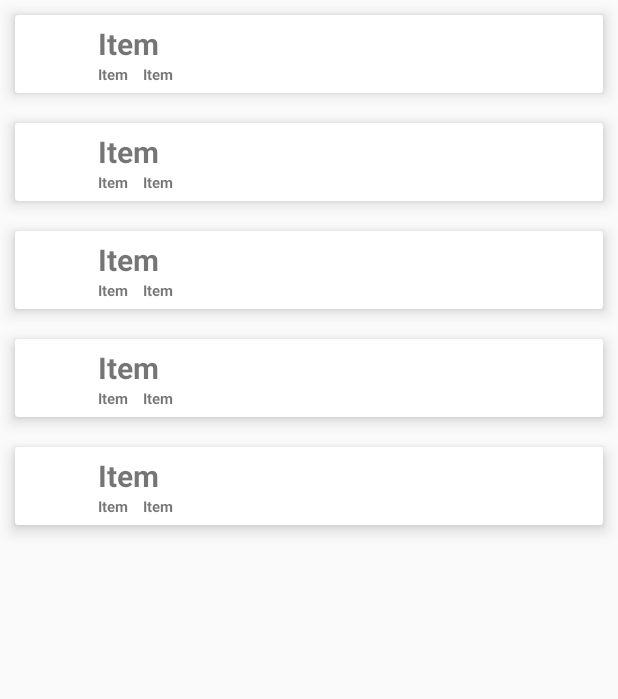
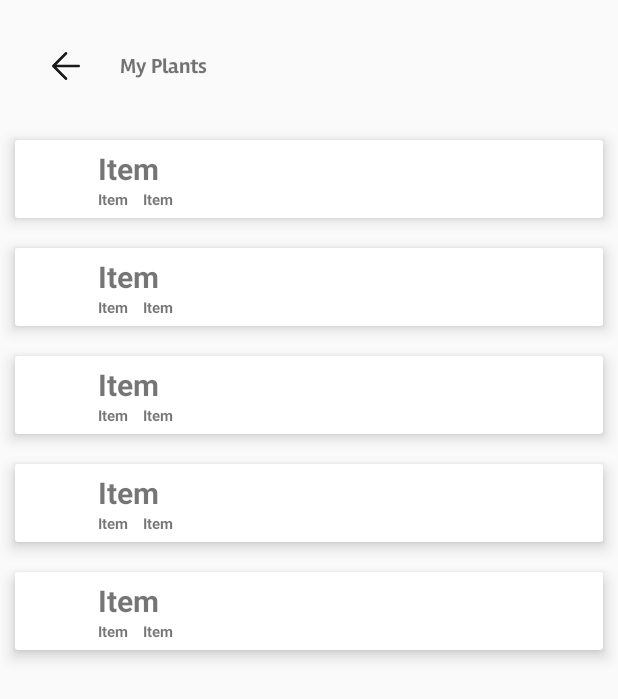
Before and after one commit to TerribleSpeller/Moodbloom, an Android app built with Jetpack Compose: the layout pagethree.xml on its own in the app's theme, with its tools: preview values and no code run, on a phone screen of 412 x 824 dp. Shown: the top 699 px of the screen. Run offline under Robolectric (Android 15) with nearby library versions, the phone set to English and light mode, and no system bars.

Commit message:
XML push

```diff
--- a/app/src/main/res/layout/activity_sign_in.xml
+++ b/app/src/main/res/layout/activity_sign_in.xml
@@ -65,9 +65,9 @@
         android:layout_marginHorizontal="16dp"
         android:layout_marginTop="32dp"
         android:layout_marginBottom="16dp"
-        android:background="@color/mint_green"
+        android:background="@color/bottom_nav"
         android:text="Sign In"
-        android:textColor="@color/black"
+        android:textColor="@color/heading"
         android:textStyle="bold"
         android:textSize="18sp"
         android:gravity="center"
@@ -81,7 +81,7 @@
         android:layout_width="wrap_content"
         android:layout_height="wrap_content"
         android:layout_marginBottom="32dp"
-        android:textColor="@color/black"
+        android:textColor="@color/subheading"
         android:text="Not Registered Yet, Sign Up!"
         android:textSize="16sp"
         android:textStyle="bold"
--- a/app/src/main/res/layout/listitem.xml
+++ b/app/src/main/res/layout/listitem.xml
@@ -36,8 +36,7 @@
             <LinearLayout
                 android:layout_width="match_parent"
                 android:layout_height="wrap_content"
-                android:orientation="horizontal"
-                >
+                android:orientation="horizontal">
 
                 <TextView
                     android:id="@+id/moistmaxdisplay"
--- a/app/src/main/res/layout/pagethree.xml
+++ b/app/src/main/res/layout/pagethree.xml
@@ -1,5 +1,5 @@
 <?xml version="1.0" encoding="utf-8"?>
-<LinearLayout
+<RelativeLayout
     xmlns:android="http://schemas.android.com/apk/res/android"
     xmlns:tools="http://schemas.android.com/tools"
     android:layout_width="match_parent"
@@ -7,11 +7,32 @@
     android:orientation="vertical"
     tools:context=".MainActivity">
 
+    <TextView
+        android:id="@+id/question3_id"
+        android:layout_width="wrap_content"
+        android:layout_height="wrap_content"
+        android:layout_marginStart="80dp"
+        android:layout_marginTop="35dp"
+        android:fontFamily="@font/rambla_bold"
+        android:text="My Plants" />
+
+    <ImageView
+        android:id="@+id/backButton"
+        android:layout_width="48dp"
+        android:layout_height="48dp"
+        android:layout_alignParentStart="true"
+        android:layout_marginStart="20dp"
+        android:layout_marginTop="20dp"
+        android:layout_marginEnd="20dp"
+        android:src="@drawable/left_arrow" />
+
     <androidx.recyclerview.widget.RecyclerView
         android:id="@+id/recyclerview"
         android:layout_width="match_parent"
         android:layout_height="match_parent"
+        android:layout_below="@id/question3_id"
+        android:layout_marginTop="30dp"
         tools:itemCount="5"
         tools:listitem="@layout/listitem" />
 
-</LinearLayout>
+</RelativeLayout>
```
Also changed, not shown: app/src/main/java/com/comporg/finalprojectv3/pageone.kt (+7 -0 lines), app/src/main/res/font/font_family.xml (added, +7 -0 lines), app/src/main/res/drawable/bottommenubox.png (added), app/src/main/res/drawable/left_arrow.png (added), app/src/main/res/drawable/plantexample.jpg (added), app/src/main/res/drawable/right_arrow.png (added), app/src/main/res/drawable/staticon.png (added), app/src/main/res/font/rambla_bold.ttf (added), app/src/main/res/font/rambla_italic.ttf (added), app/src/main/res/font/rambla_regular.ttf (added).
